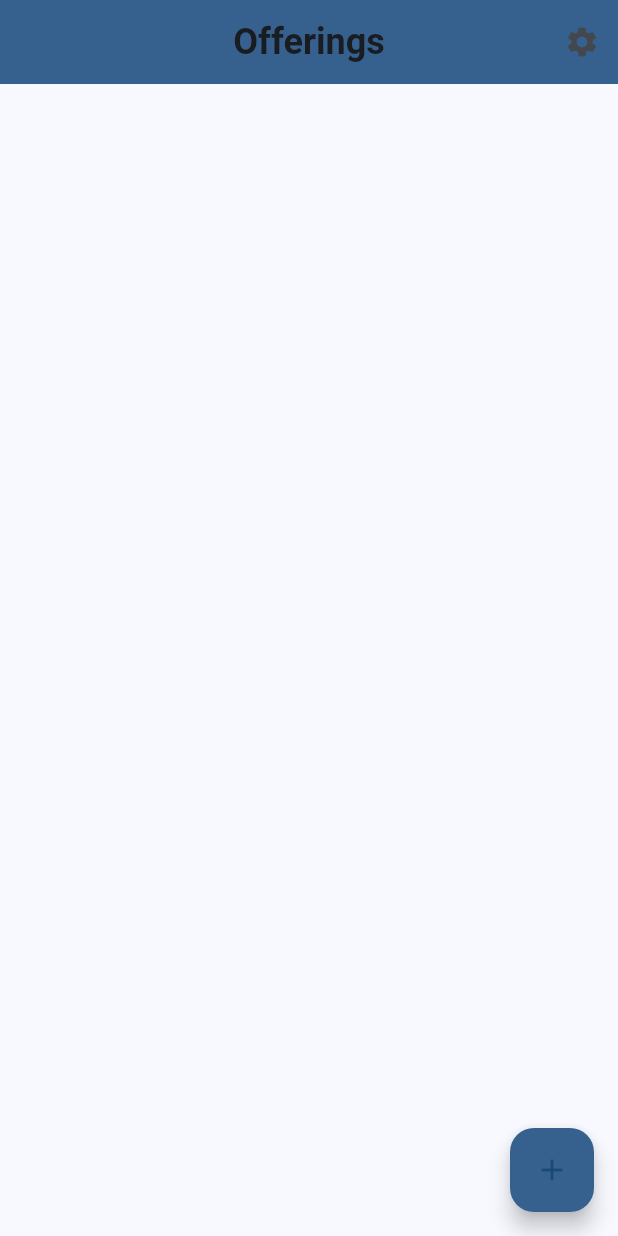
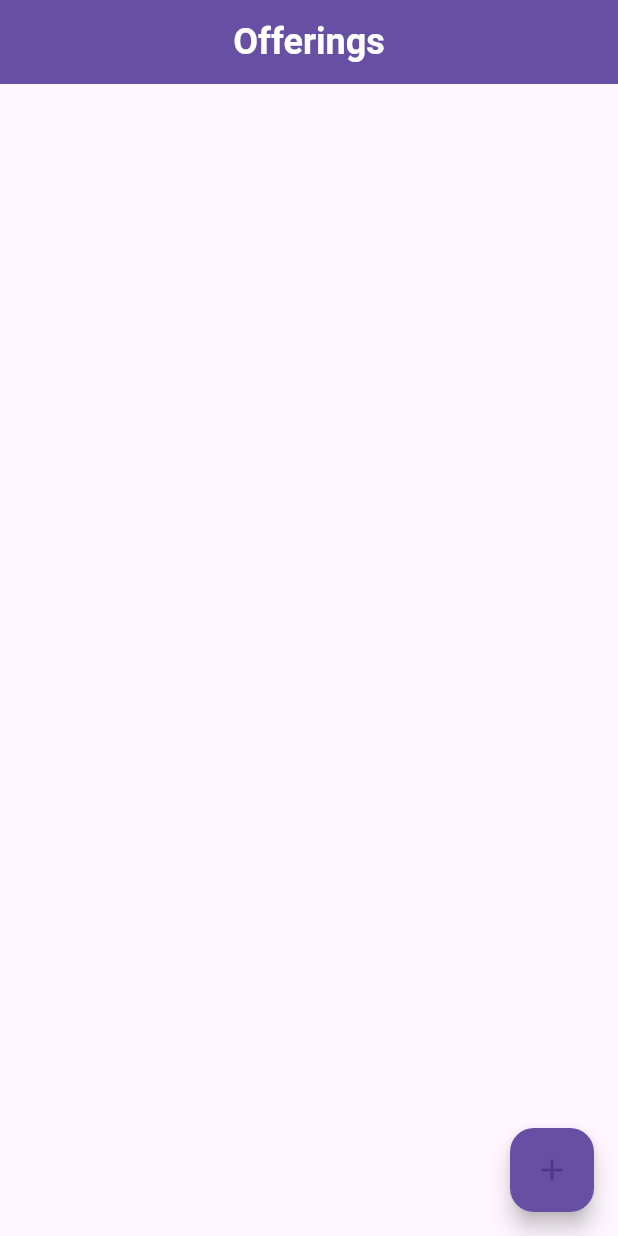
Before and after one commit to jeevankoiri10/practitioner_app, a Flutter app: the screen it shows after launch, on a phone screen of 412 x 824 dp. Run offline on Flutter 3.47's test engine with Material 3 defaults, Android fonts, the phone set to English and light mode, and no system bars; our stand-ins replace flutter_form_builder, form_builder_validators.

Commit message:
updated code

```diff
--- a/lib/main.dart
+++ b/lib/main.dart
@@ -1,8 +1,9 @@
 import 'package:flutter/material.dart';
+import 'package:practitioner_app/view/ui/edit_offering_screen.dart';
 import 'package:provider/provider.dart';
 import 'offerings_provider.dart';
-import 'offerings_list_screen.dart';
-import 'theme_provider.dart';
+import 'view/ui/offerings_list_screen.dart';
+import 'view/theme/theme_provider.dart';
 
 void main() {
   runApp(MyApp());
@@ -20,8 +21,12 @@ class MyApp extends StatelessWidget {
         builder: (context, themeProvider, child) {
           return MaterialApp(
             title: 'Holistic Practitioner Services: MyNewEarth',
-            theme: themeProvider.themeData,
-            home: OfferingsListScreen(),
+            // theme: themeProvider.themeData,
+            initialRoute: '/',
+            routes: {
+              '/': (context) => OfferingsListScreen(),
+              '/add': (context) => AddEditOfferingScreen(),
+            },
           );
         },
       ),
--- a/lib/offerings_provider.dart
+++ b/lib/offerings_provider.dart
@@ -1,5 +1,5 @@
 import 'package:flutter/material.dart';
-import 'package:practitioner_app/offerings_model.dart';
+import 'package:practitioner_app/model/offerings_model.dart';
 
 class OfferingsProvider with ChangeNotifier {
   List<Offering> _offerings = [];
--- a/lib/display_offerings.dart
+++ b/lib/view/ui/display_offerings.dart
@@ -1,6 +1,6 @@
 import 'package:flutter/material.dart';
-import 'package:practitioner_app/offerings_model.dart';
-import 'add_edit_offering_screen.dart'; // Import the edit screen
+import 'package:practitioner_app/model/offerings_model.dart';
+import 'edit_offering_screen.dart'; // Import the edit screen
 
 class DisplayOfferingScreen extends StatelessWidget {
   final Offering offering;
--- a/lib/add_edit_offering_screen.dart
+++ b/lib/view/ui/edit_offering_screen.dart
@@ -1,7 +1,7 @@
 import 'package:flutter/material.dart';
 import 'package:flutter_form_builder/flutter_form_builder.dart';
 import 'package:form_builder_validators/form_builder_validators.dart';
-import 'package:practitioner_app/offerings_model.dart';
+import 'package:practitioner_app/model/offerings_model.dart';
 import 'package:practitioner_app/offerings_provider.dart';
 import 'package:provider/provider.dart';
 
--- a/lib/offerings_list_screen.dart
+++ b/lib/view/ui/offerings_list_screen.dart
@@ -1,8 +1,9 @@
 import 'package:flutter/material.dart';
-import 'package:practitioner_app/display_offerings.dart';
+import 'package:practitioner_app/view/ui/display_offerings.dart';
 import 'package:practitioner_app/offerings_provider.dart';
+import 'package:practitioner_app/view/widgets/myne_app_bar.dart';
 import 'package:provider/provider.dart';
-import 'add_edit_offering_screen.dart';
+import 'edit_offering_screen.dart';
 import 'settings_screen.dart';
 
 class OfferingsListScreen extends StatelessWidget {
@@ -11,28 +12,7 @@ class OfferingsListScreen extends StatelessWidget {
     final offeringsProvider = Provider.of<OfferingsProvider>(context);
 
     return Scaffold(
-      appBar: AppBar(
-        title: Text(
-          'Offerings',
-          style: TextStyle(
-            fontSize: 24,
-            fontWeight: FontWeight.bold,
-          ),
-        ),
-        centerTitle: true,
-        backgroundColor: Theme.of(context).primaryColor,
-        elevation: 4,
-        actions: [
-          IconButton(
-            icon: Icon(Icons.settings),
-            onPressed: () {
-              Navigator.of(context).push(
-                MaterialPageRoute(builder: (context) => SettingsScreen()),
-              );
-            },
-          ),
-        ],
-      ),
+      appBar: MYNEappBar(title: 'Offerings'),
       body: Padding(
         padding: const EdgeInsets.all(16.0),
         child: ListView.builder(
--- a/lib/settings_screen.dart
+++ b/lib/view/ui/settings_screen.dart
@@ -1,6 +1,6 @@
 import 'package:flutter/material.dart';
 import 'package:provider/provider.dart';
-import 'theme_provider.dart';
+import '../theme/theme_provider.dart';
 
 class SettingsScreen extends StatelessWidget {
   @override
--- /dev/null
+++ b/lib/view/widgets/myne_app_bar.dart
@@ -0,0 +1,23 @@
+import 'package:flutter/material.dart';
+
+class MYNEappBar extends StatelessWidget implements PreferredSizeWidget {
+  final String title;
+  const MYNEappBar({super.key, required this.title});
+
+  @override
+  Widget build(BuildContext context) {
+    return AppBar(
+      title: Text(
+        title,
+        style: TextStyle(
+            fontSize: 24, fontWeight: FontWeight.bold, color: Colors.white),
+      ),
+      centerTitle: true,
+      backgroundColor: Theme.of(context).primaryColor,
+      elevation: 4,
+    );
+  }
+
+  @override
+  Size get preferredSize => Size.fromHeight(kToolbarHeight);
+}
--- a/pubspec.yaml
+++ b/pubspec.yaml
@@ -31,9 +31,6 @@ dependencies:
   flutter:
     sdk: flutter
   provider:
-
-  # The following adds the Cupertino Icons font to your application.
-  # Use with the CupertinoIcons class for iOS style icons.
   cupertino_icons: ^1.0.8
   flutter_form_builder: ^9.5.0
   form_builder_validators: ^11.0.0
```
Also changed, not shown: lib/model/offerings_model.dart (renamed from lib/offerings_model.dart), lib/view/theme/theme_provider.dart (renamed from lib/theme_provider.dart), lib/view/ui/base_screen.dart (renamed from lib/base_screen.dart), 1 other file.
